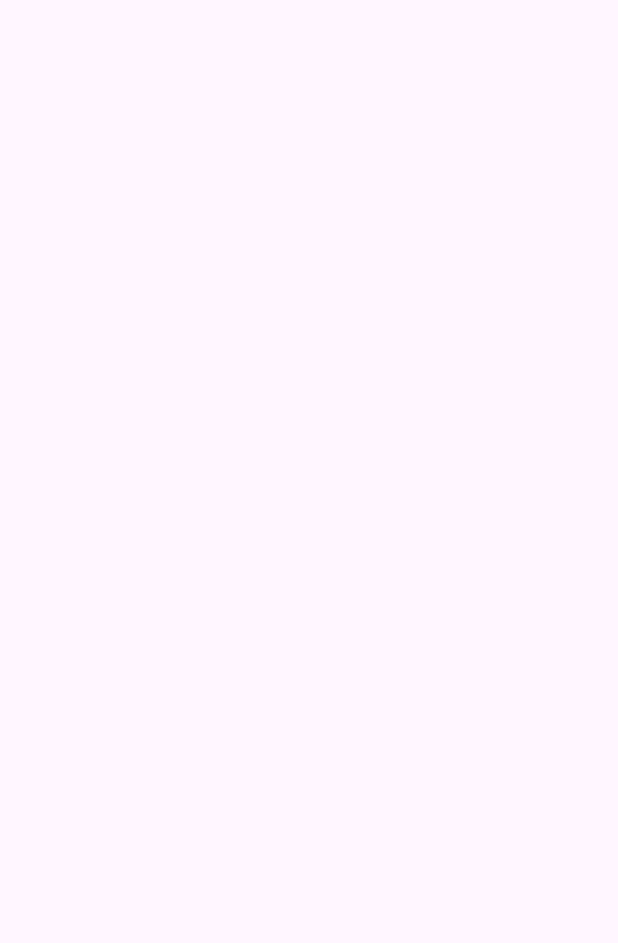
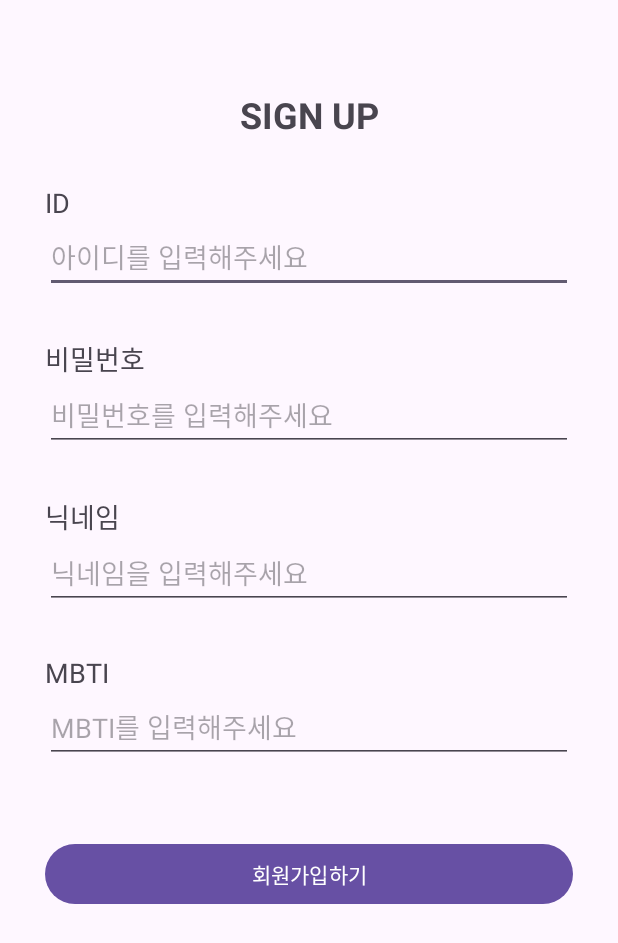
Before and after one commit to DO-SOPT-ANDROID/youbin-lee, an Android app: the SignUpActivity screen opened directly, with no data from a screen before it, on a phone screen of 412 x 824 dp. Before the commit the part shown is empty. Shown: the top 943 px of the screen. Run offline under Robolectric (Android 15) with nearby library versions, the phone set to English and light mode, and no system bars.

Commit message:
[UI/#1] activity_sign_up.xml UI 완료

```diff
--- a/app/build.gradle
+++ b/app/build.gradle
@@ -30,6 +30,9 @@ android {
     kotlinOptions {
         jvmTarget = '11'
     }
+    buildFeatures{
+        viewBinding true
+    }
 }
 
 dependencies {
--- a/app/src/main/java/org/sopt/dosopttemplate/LoginActivity.kt
+++ b/app/src/main/java/org/sopt/dosopttemplate/LoginActivity.kt
@@ -1,11 +1,21 @@
 package org.sopt.dosopttemplate
 
+import android.content.Intent
 import androidx.appcompat.app.AppCompatActivity
 import android.os.Bundle
+import org.sopt.dosopttemplate.databinding.ActivityLoginBinding
 
 class LoginActivity : AppCompatActivity() {
+    private lateinit var binding : ActivityLoginBinding
     override fun onCreate(savedInstanceState: Bundle?) {
         super.onCreate(savedInstanceState)
-        setContentView(R.layout.activity_login)
+        binding = ActivityLoginBinding.inflate(layoutInflater)
+        setContentView(binding.root)
+
+
+        binding.loginSignupBtn.setOnClickListener{
+            val intent = Intent(this, SignUpActivity::class.java)
+            startActivity(intent)
+        }
     }
 }
--- a/app/src/main/res/layout/activity_login.xml
+++ b/app/src/main/res/layout/activity_login.xml
@@ -30,7 +30,7 @@
         app:layout_constraintTop_toBottomOf="@id/login_title_tv"/>
 
     <EditText
-        android:id="@+id/login_id_ed"
+        android:id="@+id/login_id_et"
         android:layout_width="0dp"
         android:layout_height="wrap_content"
         app:layout_constraintStart_toStartOf="parent"
@@ -44,7 +44,7 @@
         android:layout_width="wrap_content"
         android:layout_height="wrap_content"
         android:text="비밀번호"
-        app:layout_constraintTop_toBottomOf="@id/login_id_ed"
+        app:layout_constraintTop_toBottomOf="@id/login_id_et"
         app:layout_constraintStart_toStartOf="parent"
         android:layout_marginTop="30dp"
         android:layout_marginStart="30dp"
--- a/app/src/main/res/layout/activity_sign_up.xml
+++ b/app/src/main/res/layout/activity_sign_up.xml
@@ -1,9 +1,117 @@
 <?xml version="1.0" encoding="utf-8"?>
-<androidx.constraintlayout.widget.ConstraintLayout xmlns:android="http://schemas.android.com/apk/res/android"
+<androidx.constraintlayout.widget.ConstraintLayout
+    xmlns:android="http://schemas.android.com/apk/res/android"
     xmlns:app="http://schemas.android.com/apk/res-auto"
     xmlns:tools="http://schemas.android.com/tools"
     android:layout_width="match_parent"
     android:layout_height="match_parent"
     tools:context=".SignUpActivity">
 
+    <TextView
+        android:id="@+id/signUp_title_tv"
+        android:layout_width="wrap_content"
+        android:layout_height="wrap_content"
+        android:text="SIGN UP"
+        android:textStyle="bold"
+        android:textSize="24sp"
+        android:layout_marginTop="60dp"
+        app:layout_constraintTop_toTopOf="parent"
+        app:layout_constraintStart_toStartOf="parent"
+        app:layout_constraintEnd_toEndOf="parent"/>
+
+    <TextView
+        android:id="@+id/signUp_id_tv"
+        android:layout_width="wrap_content"
+        android:layout_height="wrap_content"
+        android:text="ID"
+        android:layout_marginStart="30dp"
+        android:layout_marginTop="30dp"
+        android:textSize="18sp"
+        app:layout_constraintStart_toStartOf="parent"
+        app:layout_constraintTop_toBottomOf="@id/signUp_title_tv"/>
+
+    <EditText
+        android:id="@+id/signUp_id_et"
+        android:layout_width="0dp"
+        android:layout_height="wrap_content"
+        app:layout_constraintStart_toStartOf="parent"
+        app:layout_constraintEnd_toEndOf="parent"
+        app:layout_constraintTop_toBottomOf="@id/signUp_id_tv"
+        android:layout_marginHorizontal="30dp"
+        android:hint="아이디를 입력해주세요"/>
+
+    <TextView
+        android:id="@+id/signUp_pw_tv"
+        android:layout_width="wrap_content"
+        android:layout_height="wrap_content"
+        android:text="비밀번호"
+        app:layout_constraintTop_toBottomOf="@id/signUp_id_et"
+        app:layout_constraintStart_toStartOf="parent"
+        android:layout_marginTop="30dp"
+        android:layout_marginStart="30dp"
+        android:textSize="18sp"/>
+
+    <EditText
+        android:id="@+id/signUp_pw_et"
+        android:layout_width="0dp"
+        android:layout_height="wrap_content"
+        android:hint="비밀번호를 입력해주세요"
+        app:layout_constraintTop_toBottomOf="@id/signUp_pw_tv"
+        app:layout_constraintStart_toStartOf="parent"
+        app:layout_constraintEnd_toEndOf="parent"
+        android:layout_marginHorizontal="30dp"/>
+
+    <TextView
+        android:id="@+id/signUp_nickname_tv"
+        android:layout_width="wrap_content"
+        android:layout_height="wrap_content"
+        android:text="닉네임"
+        app:layout_constraintTop_toBottomOf="@id/signUp_pw_et"
+        app:layout_constraintStart_toStartOf="parent"
+        android:layout_marginTop="30dp"
+        android:layout_marginStart="30dp"
+        android:textSize="18sp"/>
+
+    <EditText
+        android:id="@+id/signUp_nickname_et"
+        android:layout_width="0dp"
+        android:layout_height="wrap_content"
+        android:hint="닉네임을 입력해주세요"
+        app:layout_constraintTop_toBottomOf="@id/signUp_nickname_tv"
+        app:layout_constraintStart_toStartOf="parent"
+        app:layout_constraintEnd_toEndOf="parent"
+        android:layout_marginHorizontal="30dp"/>
+
+    <TextView
+        android:id="@+id/signUp_mbti_tv"
+        android:layout_width="wrap_content"
+        android:layout_height="wrap_content"
+        android:text="MBTI"
+        app:layout_constraintTop_toBottomOf="@id/signUp_nickname_et"
+        app:layout_constraintStart_toStartOf="parent"
+        android:layout_marginTop="30dp"
+        android:layout_marginStart="30dp"
+        android:textSize="18sp"/>
+
+    <EditText
+        android:id="@+id/signUp_mbti_et"
+        android:layout_width="0dp"
+        android:layout_height="wrap_content"
+        android:hint="MBTI를 입력해주세요"
+        app:layout_constraintTop_toBottomOf="@id/signUp_mbti_tv"
+        app:layout_constraintStart_toStartOf="parent"
+        app:layout_constraintEnd_toEndOf="parent"
+        android:layout_marginHorizontal="30dp"/>
+
+    <Button
+        android:id="@+id/signUp_signup_btn"
+        android:layout_width="0dp"
+        android:layout_height="wrap_content"
+        android:text="회원가입하기"
+        android:layout_marginHorizontal="30dp"
+        android:layout_marginTop="50dp"
+        app:layout_constraintTop_toBottomOf="@id/signUp_mbti_et"
+        app:layout_constraintStart_toStartOf="parent"
+        app:layout_constraintEnd_toEndOf="parent"/>
+
 </androidx.constraintlayout.widget.ConstraintLayout>
```
